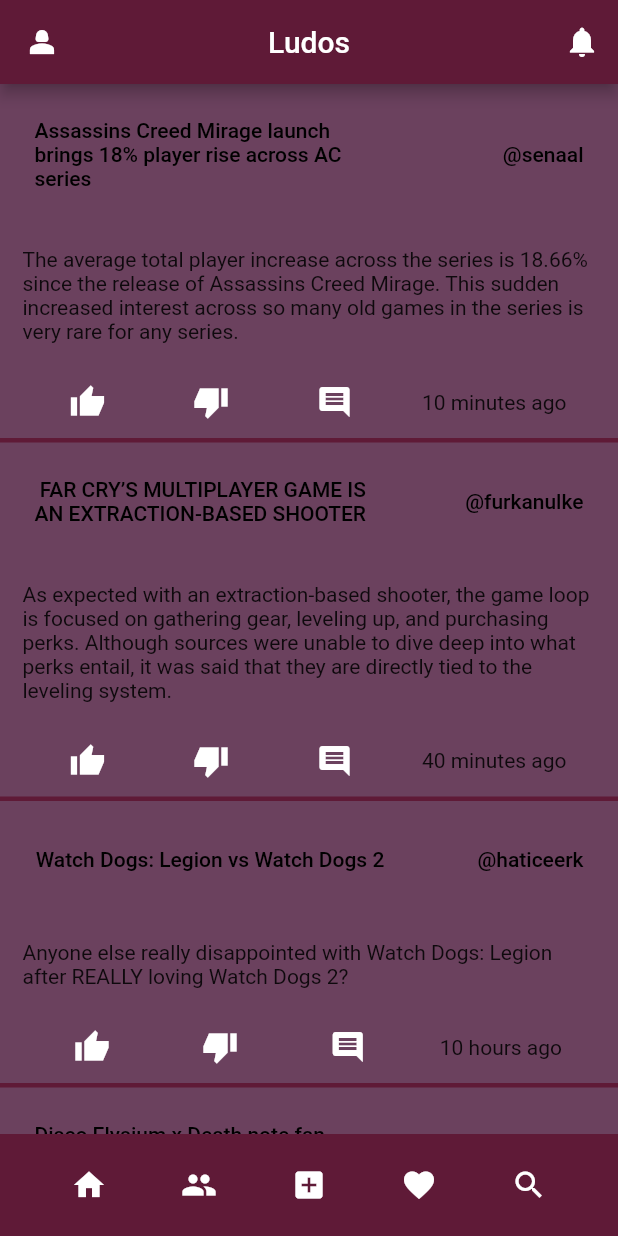
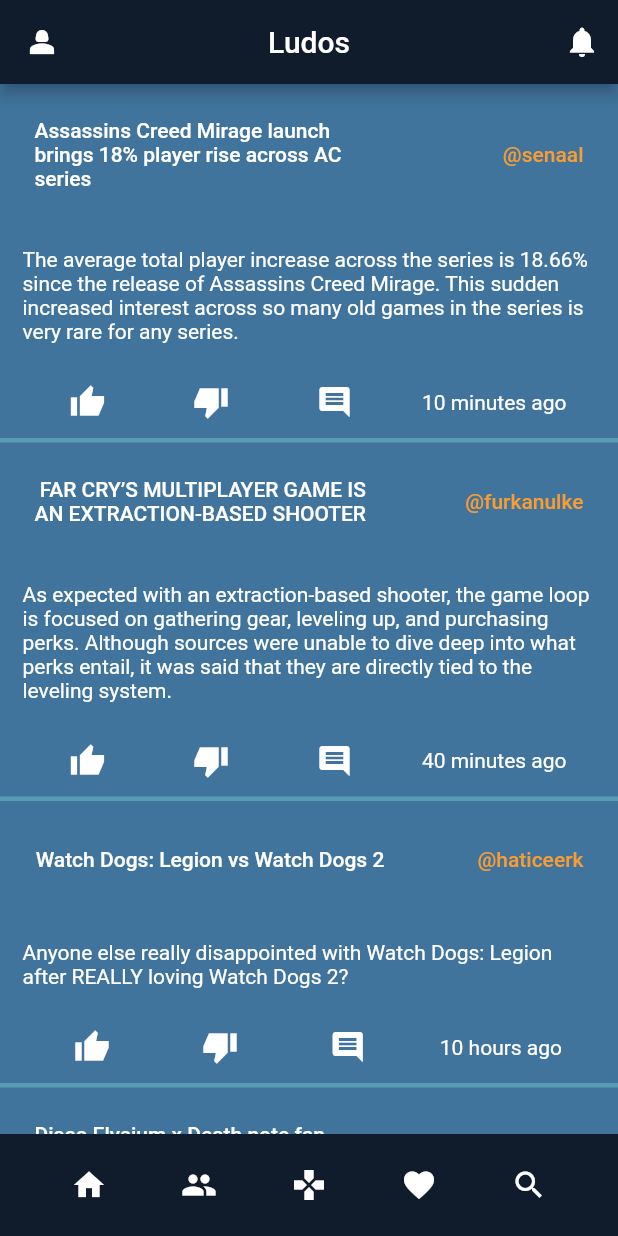
Before and after one commit to bounswe/bounswe2023group7, a Flutter app: the screen it shows after launch, on a phone screen of 412 x 824 dp. Run offline on Flutter 3.47's test engine with Material 2 defaults, Android fonts, the light colour scheme and no system bars; our stand-ins replace font_awesome_flutter.

Commit message:
minor update on colors of home page

```diff
--- a/ludos/mobile/lib/main.dart
+++ b/ludos/mobile/lib/main.dart
@@ -12,9 +12,9 @@
   @override
   Widget build(BuildContext context) {
     return Scaffold(
-        backgroundColor: const Color(0xFF6b415e),
+        backgroundColor: const Color(0xFF40749c),
         appBar: AppBar(
-          backgroundColor: const Color(0xFF5f1a37),
+          backgroundColor: const Color(0xFF101c2c),
           centerTitle: true,
           title: const Text('Ludos'),
           leading: IconButton(
@@ -53,6 +53,7 @@
                           child: const Text(
                             'Assassins Creed Mirage launch brings 18% player rise across AC series',
                             softWrap: true,
+                            style: TextStyle(color: Colors.white),
                           ),
                         ),
 
@@ -62,7 +63,9 @@
                         child: TextButton(
                           style: TextButton.styleFrom(foregroundColor: Colors.black),
                           onPressed: () {},
-                          child: Text('@senaal'),
+                          child: const Text('@senaal',
+                            style: TextStyle(color: Color(0xFFf89c34)),
+                          ),
                         ),
                       ),
                     ],
@@ -73,6 +76,7 @@
                   child: const Text(
                     'The average total player increase across the series is 18.66% since the release of Assassins Creed Mirage. This sudden increased interest across so many old games in the series is very rare for any series.',
                     softWrap: true,
+                    style: TextStyle(color: Colors.white),
                   ),
                 ),
                 Container(
@@ -91,7 +95,9 @@
                           color: Colors.white,
                           onPressed: () {},
                           icon: const Icon(Icons.comment)),
-                      Text('10 minutes ago'),
+                      const Text('10 minutes ago',
+                        style: TextStyle(color: Colors.white),
+                      ),
                     ],
                   ),
                 ),
@@ -100,7 +106,7 @@
                 const Divider(
                   height: 3.0,
                   thickness: 3.0,
-                  color: Color(0xFF5f1a37),
+                  color: Color(0xFF589cb4),
                 ),
               ],
 
@@ -122,6 +128,7 @@
                           child: const Text(
                             ' FAR CRY’S MULTIPLAYER GAME IS AN EXTRACTION-BASED SHOOTER',
                             softWrap: true,
+                            style: TextStyle(color: Colors.white),
                           ),
                         ),
 
@@ -131,7 +138,8 @@
                         child: TextButton(
                           style: TextButton.styleFrom(foregroundColor: Colors.black),
                           onPressed: () {},
-                          child: Text('@furkanulke'),
+                          child: Text('@furkanulke',
+                            style: TextStyle(color: Color(0xFFf89c34)),),
                         ),
                       ),
                     ],
@@ -142,6 +150,7 @@
                   child: const Text(
                     'As expected with an extraction-based shooter, the game loop is focused on gathering gear, leveling up, and purchasing perks. Although sources were unable to dive deep into what perks entail, it was said that they are directly tied to the leveling system. ',
                     softWrap: true,
+                    style: TextStyle(color: Colors.white),
                   ),
                 ),
                 Container(
@@ -160,7 +169,8 @@
                           color: Colors.white,
                           onPressed: () {},
                           icon: const Icon(Icons.comment)),
-                      Text('40 minutes ago'),
+                      const Text('40 minutes ago',
+                        style: TextStyle(color: Colors.white),),
                     ],
                   ),
                 ),
@@ -169,7 +179,7 @@
                 const Divider(
                   height: 3.0,
                   thickness: 3.0,
-                  color: Color(0xFF5f1a37),
+                  color: Color(0xFF589cb4),
                 ),
               ],
 
@@ -191,6 +201,7 @@
                           child: const Text(
                             'Watch Dogs: Legion vs Watch Dogs 2',
                             softWrap: true,
+                            style: TextStyle(color: Colors.white),
                           ),
                         ),
 
@@ -198,7 +209,7 @@
                       SizedBox(width: 5.0),
                       Container(
                         child: TextButton(
-                          style: TextButton.styleFrom(foregroundColor: Colors.black),
+                          style: TextButton.styleFrom(foregroundColor: Color(0xFFf89c34)),
                           onPressed: () {},
                           child: Text('@haticeerk'),
                         ),
@@ -211,6 +222,7 @@
                   child: const Text(
                     'Anyone else really disappointed with Watch Dogs: Legion after REALLY loving Watch Dogs 2?',
                     softWrap: true,
+                    style: TextStyle(color: Colors.white)
                   ),
                 ),
                 Container(
@@ -229,7 +241,9 @@
                           color: Colors.white,
                           onPressed: () {},
                           icon: const Icon(Icons.comment)),
-                      Text('10 hours ago'),
+                      const Text('10 hours ago',
+                        style: TextStyle(color: Colors.white),
+                      ),
                     ],
                   ),
                 ),
@@ -238,7 +252,7 @@
                 const Divider(
                   height: 3.0,
                   thickness: 3.0,
-                  color: Color(0xFF5f1a37),
+                  color: Color(0xFF589cb4),
                 ),
               ],
             ),
@@ -259,6 +273,7 @@
                           child: const Text(
                             'Disco Elysium x Death note fan-fiction recommendations?',
                             softWrap: true,
+                            style: TextStyle(color: Colors.white),
                           ),
                         ),
 
@@ -268,7 +283,9 @@
                         child: TextButton(
                           style: TextButton.styleFrom(foregroundColor: Colors.black),
                           onPressed: () {},
-                          child: Text('@kardelen'),
+                          child: const Text('@kardelen',
+                            style: TextStyle(color: Color(0xFFf89c34)),
+                          ),
                         ),
                       ),
                     ],
@@ -279,6 +296,7 @@
                   child: const Text(
                     'Does anyone have any recommendations for Disco Elysium x Death note fan-fiction. I have seen the concept thrown around here a lot but I would absoluely love to read a story about it. Comment if you know any. Thanks!',
                     softWrap: true,
+                    style: TextStyle(color: Colors.white),
                   ),
                 ),
                 Container(
@@ -297,7 +315,8 @@
                           color: Colors.white,
                           onPressed: () {},
                           icon: const Icon(Icons.comment)),
-                      Text('10 days ago'),
+                      const Text('10 days ago',
+                        style: TextStyle(color: Colors.white),),
                     ],
                   ),
                 ),
@@ -306,7 +325,7 @@
                 const Divider(
                   height: 3.0,
                   thickness: 3.0,
-                  color: Color(0xFF5f1a37),
+                  color: Color(0xFF589cb4),
                 ),
               ],
             ),
@@ -314,7 +333,7 @@
           ],
         ),
         bottomNavigationBar: Container(
-              color: const Color(0xFF5f1a37),
+              color: const Color(0xFF101c2c),
               padding: const EdgeInsets.all(10.0),
               child: Row(
                 mainAxisAlignment: MainAxisAlignment.spaceEvenly,
@@ -330,7 +349,7 @@
                   IconButton(
                       color: Colors.white,
                       onPressed: () {},
-                      icon: const Icon(Icons.add_box)),
+                      icon: const Icon(Icons.games)),
                   IconButton(
                       color: Colors.white,
                       onPressed: () {},
```
